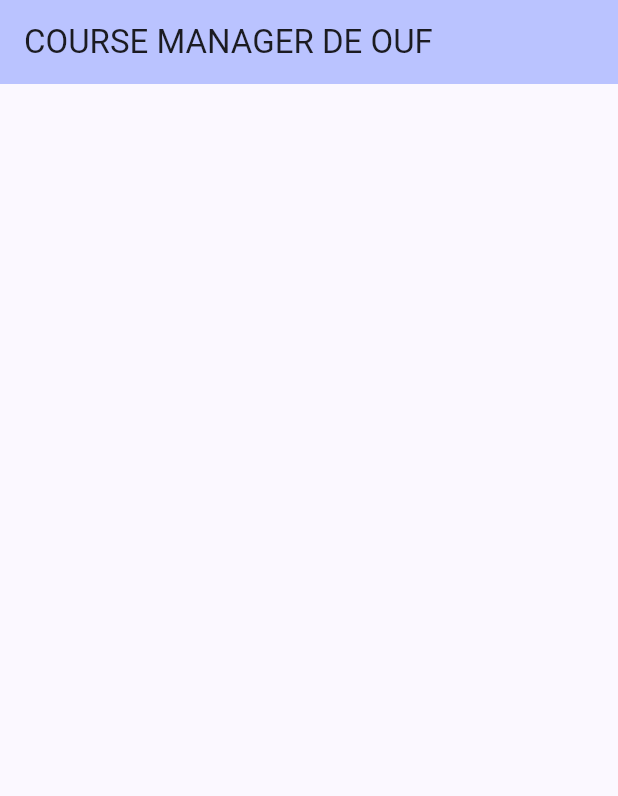
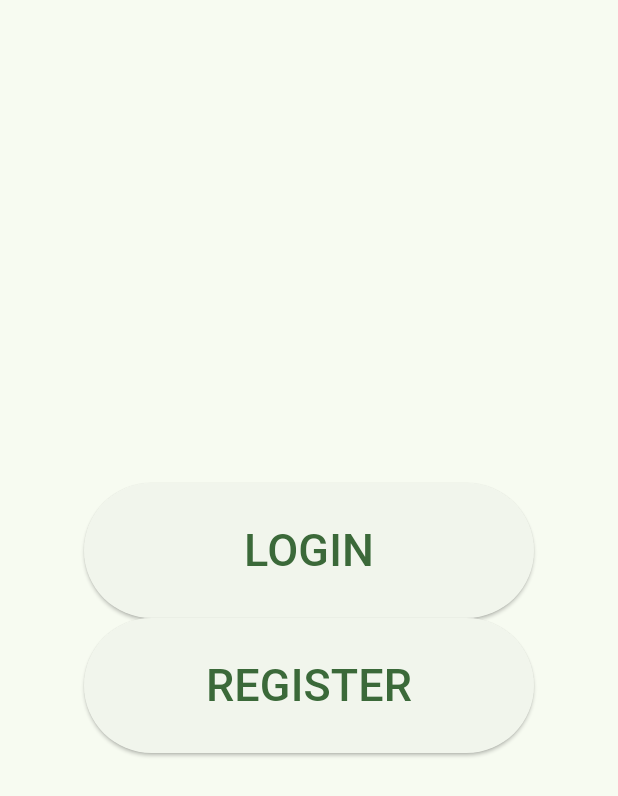
Before and after one commit to alxesv/L2_Paris_Chevaux, a Flutter app: the screen it shows after launch, on a phone screen of 412 x 824 dp. Shown: the top 796 px of the screen. Run offline on Flutter 3.47's test engine with Material 2 defaults, Android fonts, the phone set to English and light mode, and no system bars.

Commit message:
update
structure login

```diff
--- a/lib/main.dart
+++ b/lib/main.dart
@@ -1,4 +1,7 @@
 import 'package:flutter/material.dart';
+import '../pages/start.dart';
+import '../pages/login.dart';
+import '../pages/register.dart';
 
 void main() {
   runApp(const MyApp());
@@ -9,20 +12,22 @@ class MyApp extends StatelessWidget {
   @override
   Widget build(BuildContext context) {
     return MaterialApp(
-      title: 'Flutter Demo',
+      routes: {
+        '/login': (context) => LoginPage(),
+        // '/register': (context) => RegisterPage(),
+        },
+      title: 'Horse race manager',
       theme: ThemeData(
-        colorScheme: ColorScheme.fromSeed(seedColor: Colors.indigo),
+        colorScheme: ColorScheme.fromSeed(seedColor: Colors.green),
         useMaterial3: true,
       ),
       home: const MyHomePage(title: 'COURSE MANAGER DE OUF'),
     );
   }
 }
-
 class MyHomePage extends StatefulWidget {
-  const MyHomePage({super.key, required this.title});
+  const MyHomePage({Key? key, required this.title}) : super(key: key);
   final String title;
-
   @override
   State<MyHomePage> createState() => _MyHomePageState();
 }
@@ -30,21 +35,7 @@ class MyHomePage extends StatefulWidget {
 class _MyHomePageState extends State<MyHomePage> {
   @override
   Widget build(BuildContext context) {
-    return Scaffold(
-      appBar: AppBar(
-        backgroundColor: Theme.of(context).colorScheme.inversePrimary,
-        title: Text(widget.title),
-      ),
-      body: Center(
-        // Center is a layout widget. It takes a single child and positions it
-        // in the middle of the parent.
-        child: Column(
-          mainAxisAlignment: MainAxisAlignment.center,
-          children: <Widget>[
-
-          ],
-        ),
-      ),
-      );
+    //return const StartPage();
+    return const StartPage();
   }
 }
--- a/lib/pages/start.dart
+++ b/lib/pages/start.dart
@@ -0,0 +1,67 @@
+import 'package:flutter/material.dart';
+import '../main.dart';
+// This will be our start page, with the login button, that will redirect to the login.dart file, and register button that will redirect to register.dart file
+class StartPage extends StatelessWidget {
+  const StartPage({Key? key}) : super(key: key);
+
+  @override
+  Widget build(BuildContext context) {
+    return Scaffold(
+      body: Column(
+        mainAxisAlignment: MainAxisAlignment.center,
+        crossAxisAlignment: CrossAxisAlignment.center,
+        children: [
+          Row(
+            mainAxisAlignment: MainAxisAlignment.center,
+            children: [
+              ConstrainedBox(
+                constraints:
+                new BoxConstraints(
+                  minHeight: 90.0,
+                  maxHeight: 100.0,
+                  minWidth: 300.0,
+                  maxWidth: 300.0,
+                ),
+                child: ElevatedButton(
+                  child:
+                  const Text(
+                    'LOGIN',
+                    style: TextStyle(fontSize: 30),
+                  ),
+                  onPressed: () {
+                    Navigator.pushNamed(context, '/login');
+                  },
+
+                ),
+              ),
+            ],
+          ),
+          Row(
+            mainAxisAlignment: MainAxisAlignment.center,
+            children: [
+              ConstrainedBox(
+                constraints:
+                new BoxConstraints(
+                  minHeight: 90.0,
+                  maxHeight: 100.0,
+                  minWidth: 300.0,
+                  maxWidth: 300.0,
+                ),
+                child: ElevatedButton(
+                  child:
+                  const Text(
+                    'REGISTER',
+                    style: TextStyle(fontSize: 30),
+                  ),
+                  onPressed: () {
+                    //Navigator.pushNamed(context, '/register');
+                  },
+                ),
+              ),
+            ],
+          ),
+        ],
+      ),
+    );
+  }
+}
```
Also changed, not shown: lib/pages/login.dart (+87 -0 lines).
